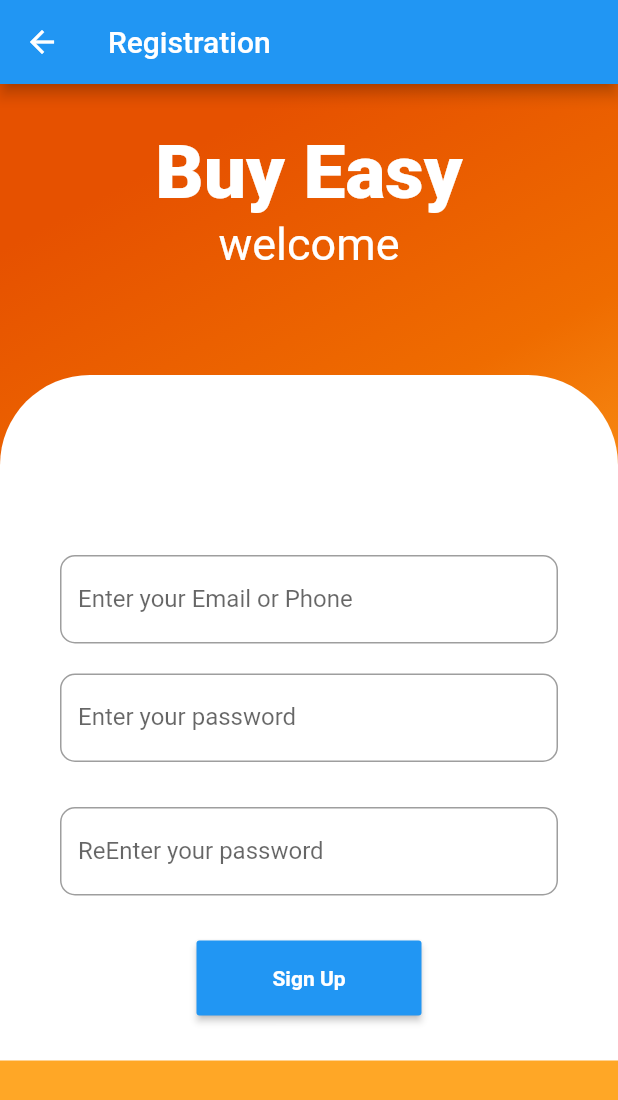
After one commit to parmujr/freecommerce, a Flutter app: the screen it shows after launch, after a tap on "Sign Up", on a phone screen of 412 x 824 dp. The commit adds this screen. Shown: the top 1100 px of the screen. Run offline on Flutter 3.47's test engine with Material 2 defaults, Android fonts, the phone set to English and light mode, and no system bars; our stand-ins replace cloud_firestore, firebase_auth, firebase_core, google_sign_in; accounts and stored records are empty; network calls fail.

Commit message:
28/04/2021

```diff
--- a/lib/views/first_page.dart
+++ b/lib/views/first_page.dart
@@ -1,12 +1,19 @@
+import 'package:firebase_auth/firebase_auth.dart';
 import 'package:flutter/material.dart';
 import 'package:flutter/widgets.dart';
 import 'package:flutter_free_commerce/controllers/auth_controller.dart';
-
+import 'package:flutter_free_commerce/views/home_view.dart';
+import 'package:flutter_free_commerce/views/sign_up.dart';
 
 class FirstPage extends StatefulWidget {
   @override
   _FirstPageState createState() => _FirstPageState();
 }
+
+// ignore: non_constant_identifier_names
+final Auth = FirebaseAuth.instance;
+String email;
+String password;
 
 class _FirstPageState extends State<FirstPage> {
   @override
@@ -23,7 +30,7 @@ class _FirstPageState extends State<FirstPage> {
         child: ListView(
           children: [
             SizedBox(
-              height: 50,
+              height: 35,
             ),
             Padding(
               padding: EdgeInsets.all(20),
@@ -37,9 +44,6 @@ class _FirstPageState extends State<FirstPage> {
                         fontSize: 50,
                         fontWeight: FontWeight.w800),
                   ),
-                  SizedBox(
-                    height: 10,
-                  ),
                   Text(
                     "welcome",
                     style: TextStyle(color: Colors.white, fontSize: 30),
@@ -48,7 +52,7 @@ class _FirstPageState extends State<FirstPage> {
               ),
             ),
             SizedBox(
-              height: 20,
+              height: 10,
             ),
             Expanded(
                 child: Container(
@@ -73,40 +77,45 @@ class _FirstPageState extends State<FirstPage> {
                         children: [
                           Container(
                             padding: EdgeInsets.all(10),
-                            decoration: BoxDecoration(
-                                border: Border(
-                                    bottom:
-                                        BorderSide(color: Colors.grey[200]))),
                             child: TextFormField(
                                 decoration: InputDecoration(
                                   labelText: "Enter your Email or Phone",
                                   hintText: "Email or Phone",
                                   hintStyle: TextStyle(color: Colors.grey),
-                                  border: InputBorder.none),
+                                  border: OutlineInputBorder(
+                                      borderRadius: BorderRadius.all(
+                                          Radius.circular(10))),
                                 ),
+                                onChanged: (value) {
+                                  email = value;
+                                }),
                           ),
                           Container(
                             padding: EdgeInsets.all(10),
-                            decoration: BoxDecoration(
-                                border: Border(
-                                    bottom:
-                                        BorderSide(color: Colors.grey[200]))),
                             child: TextFormField(
                               decoration: InputDecoration(
                                 labelText: "Enter your password",
                                 hintText: "Password",
                                 hintStyle: TextStyle(color: Colors.grey),
-                                  border: InputBorder.none),
+                                border: OutlineInputBorder(
+                                  borderRadius: BorderRadius.all(
+                                    Radius.circular(10),
+                                  ),
+                                ),
+                              ),
+                              onChanged: (value) {
+                                password = value;
+                              },
                               obscureText: true,
                             ),
                           ),
                           SizedBox(
-                            height: 30,
+                            height: 10,
                           ),
                           Text("Forget Password?",
                               style: TextStyle(color: Colors.grey)),
                           SizedBox(
-                            height: 30,
+                            height: 20,
                           ),
                           Container(
                             height: 50,
@@ -121,62 +130,114 @@ class _FirstPageState extends State<FirstPage> {
                                         fontWeight: FontWeight.bold),
                                   ),
                                 ),
-                              onPressed: () {},
+                                onPressed: () async {
+                                  {
+                                    try {
+                                      final user = Auth
+                                              .signInWithEmailAndPassword(
+                                                  email: email,
+                                                  password: password)
+                                          .then((user) => Navigator.push(
+                                              context,
+                                              MaterialPageRoute(
+                                                  builder:
+                                                      (BuildContext context) =>
+                                                          HomeView())));
+                                    } catch (e) {
+                                      print(e);
+                                    }
+                                  }
+                                }),
                           ),
+                          SizedBox(height: 20),
+                          Text("Don't have account",
+                              style: TextStyle(color: Colors.grey)),
+                          SizedBox(height: 10),
+                          SizedBox(
+                            height: 10,
                           ),
-                          SizedBox(
-                            height: 30,
-                          ),
-                          Text(
-                            "Continue with social media",
-                            style: TextStyle(
-                                color: Colors.pinkAccent,
-                                fontWeight: FontWeight.bold),
-                          ),
-                          SizedBox(
-                            height: 40,
-                          ),
-                          Row(
-                            children: [
-                              ElevatedButton(
-                                  onPressed: () {
-                                    signInWithGoogle();
-                                    // final snackBar = SnackBar(
-                                    //     backgroundColor: Colors.red,
-                                    //     content: Text('Your Account Has Been Logged In Successfully'));
-                                    // ScaffoldMessenger.of(context)
-                                    //     .showSnackBar(snackBar);
-                                    // Navigator.push(context, MaterialPageRoute(builder:
-                                    //     (context) => HomeView()));
-                                  },
-                                  child: Container(
+                          Container(
                             height: 50,
-                                    width: 65,
+                            width: 150,
+                            child: RaisedButton(
+                              color: Colors.redAccent,
                               child: Center(
                                 child: Text(
-                                        "Google",
+                                  "Sign Up",
                                   style: TextStyle(
                                       color: Colors.white,
                                       fontWeight: FontWeight.bold),
                                 ),
                               ),
-                                  )),
+                              onPressed: () {
+                                Navigator.push(
+                                    context,
+                                    MaterialPageRoute(
+                                        builder: (BuildContext context) =>
+                                            SignUp()));
+                              },
+                            ),
+                          ),
                           SizedBox(
-                                width: 125,
+                            height: 20,
                           ),
-                              ElevatedButton(
-                                  onPressed: () {},
+                          Text(
+                            "Continue with social media",
+                            style: TextStyle(
+                                color: Colors.black,
+                                fontWeight: FontWeight.bold),
+                          ),
+                          SizedBox(
+                            height: 11,
+                          ),
+                          Row(
+                            mainAxisAlignment: MainAxisAlignment.spaceBetween,
+                            children: [
+                              GestureDetector(
                                 child: Container(
                                   height: 50,
+                                  width: 50,
                                   child: Center(
-                                      child: Text(
-                                        "Facebook",
-                                        style: TextStyle(
-                                            color: Colors.white,
-                                            fontWeight: FontWeight.bold),
+                                    child: Image.network(
+                                        'https://kgo.googleusercontent.com/profile_vrt_raw_bytes_1587515358_10512.png'),
                                   ),
                                 ),
-                                  ))
+                                onTap: () {
+                                  signInWithGoogle();
+                                },
+                              ),
+                              Container(
+                                height: 50,
+                                width: 50,
+                                child: Center(
+                                  child: Image.network(
+                                      'https://www.sharethis.com/wp-content/uploads/2017/11/Facebook-share-icon.png'),
+                                ),
+                              ),
+                              Container(
+                                height: 50,
+                                width: 50,
+                                child: Center(
+                                  child: Image.network(
+                                      'https://cdn4.iconfinder.com/data/icons/social-media-icons-the-circle-set/48/twitter_circle-512.png'),
+                                ),
+                              ),
+                              Container(
+                                height: 50,
+                                width: 50,
+                                child: Center(
+                                  child: Image.network(
+                                      'https://images.vexels.com/media/users/3/137380/isolated/preview/1b2ca367caa7eff8b45c09ec09b44c16-instagram-icon-logo-by-vexels.png'),
+                                ),
+                              ),
+                              Container(
+                                height: 50,
+                                width: 50,
+                                child: Center(
+                                  child: Image.network(
+                                      'https://image.flaticon.com/icons/png/512/25/25231.png'),
+                                ),
+                              ),
                             ],
                           )
                         ],
--- /dev/null
+++ b/lib/views/sign_up.dart
@@ -0,0 +1,179 @@
+import 'package:firebase_auth/firebase_auth.dart';
+import 'package:flutter/material.dart';
+import 'package:flutter_free_commerce/views/first_page.dart';
+
+class SignUp extends StatefulWidget {
+  @override
+  _SignUpState createState() => _SignUpState();
+}
+
+// ignore: non_constant_identifier_names
+final Auth = FirebaseAuth.instance;
+String email;
+String password;
+String reEnterPassword;
+
+class _SignUpState extends State<SignUp> {
+  @override
+  Widget build(BuildContext context) {
+    return Scaffold(
+      appBar: AppBar(title: Text('Registration'),),
+      body: Container(
+        width: double.infinity,
+        decoration: BoxDecoration(
+            gradient: LinearGradient(begin: Alignment.topCenter, colors: [
+          Colors.orange[900],
+          Colors.orange[800],
+          Colors.orange[400],
+        ])),
+        child: ListView(
+          children: [
+            SizedBox(
+              height: 10,
+            ),
+            Padding(
+              padding: EdgeInsets.all(20),
+              child: Column(
+                crossAxisAlignment: CrossAxisAlignment.center,
+                children: [
+                  Text(
+                    "Buy Easy",
+                    style: TextStyle(
+                        color: Colors.white,
+                        fontSize: 50,
+                        fontWeight: FontWeight.w800),
+                  ),
+                  Text(
+                    "welcome",
+                    style: TextStyle(color: Colors.white, fontSize: 30),
+                  )
+                ],
+              ),
+            ),
+            SizedBox(
+              height: 50,
+            ),
+            Expanded(
+                child: Container(
+              decoration: BoxDecoration(
+                  color: Colors.white,
+                  borderRadius: BorderRadius.only(
+                      topLeft: Radius.circular(60),
+                      topRight: Radius.circular(60))),
+              child: Padding(
+                padding: EdgeInsets.all(20),
+                child: Column(
+                  children: [
+                    SizedBox(
+                      height: 80,
+                    ),
+                    Container(
+                      padding: EdgeInsets.all(10),
+                      decoration: BoxDecoration(
+                          color: Colors.white,
+                          borderRadius: BorderRadius.circular(10)),
+                      child: Column(
+                        children: [
+                          Container(
+                            padding: EdgeInsets.all(10),
+                            child: TextFormField(
+                                decoration: InputDecoration(
+                                  labelText: "Enter your Email or Phone",
+                                  hintText: "Email or Phone",
+                                  hintStyle: TextStyle(color: Colors.grey),
+                                  border: OutlineInputBorder(
+                                      borderRadius: BorderRadius.all(
+                                          Radius.circular(10))),
+                                ),
+                                onChanged: (value) {
+                                  email = value;
+                                }),
+                          ),
+                          Container(
+                            padding: EdgeInsets.all(10),
+                            child: TextFormField(
+                              decoration: InputDecoration(
+                                labelText: "Enter your password",
+                                hintText: "Password",
+                                hintStyle: TextStyle(color: Colors.grey),
+                                border: OutlineInputBorder(
+                                  borderRadius: BorderRadius.all(
+                                    Radius.circular(10),
+                                  ),
+                                ),
+                              ),
+                              onChanged: (value) {
+                                password = value;
+                              },
+                              obscureText: true,
+                            ),
+                          ),
+                          SizedBox(
+                            height: 10,
+                          ),
+                          Container(
+                            padding: EdgeInsets.all(10),
+                            child: TextFormField(
+                              decoration: InputDecoration(
+                                labelText: "ReEnter your password",
+                                hintText: "Password",
+                                hintStyle: TextStyle(color: Colors.grey),
+                                border: OutlineInputBorder(
+                                  borderRadius: BorderRadius.all(
+                                    Radius.circular(10),
+                                  ),
+                                ),
+                              ),
+                              onChanged: (value) {
+                                reEnterPassword = value;
+                              },
+                              obscureText: true,
+                            ),
+                          ),
+                          SizedBox(
+                            height: 20,
+                          ),
+                          Container(
+                            height: 50,
+                            width: 150,
+                            child: RaisedButton(
+                              color: Colors.blue,
+                              child: Center(
+                                child: Text(
+                                  "Sign Up",
+                                  style: TextStyle(
+                                      color: Colors.white,
+                                      fontWeight: FontWeight.bold),
+                                ),
+                              ),
+                              onPressed: () async {
+                                try {
+                                  final newUser =
+                                      await Auth.createUserWithEmailAndPassword(
+                                          email: email, password: password);
+                                  if (newUser != null) {
+                                    Navigator.push(
+                                        context,
+                                        MaterialPageRoute(
+                                            builder: (BuildContext context) =>
+                                                FirstPage()));
+                                  }
+                                } catch (e) {
+                                  print(e);
+                                }
+                              },
+                            ),
+                          ),
+                        ],
+                      ),
+                    )
+                  ],
+                ),
+              ),
+            ))
+          ],
+        ),
+      ),
+    );
+  }
+}
```
Also changed, not shown: lib/views/sign_in.dart (deleted, +0 -28 lines), lib/views/widgets/profile_update.dart (+5 -5 lines). Lines whose indentation alone changed are shown as unchanged.
